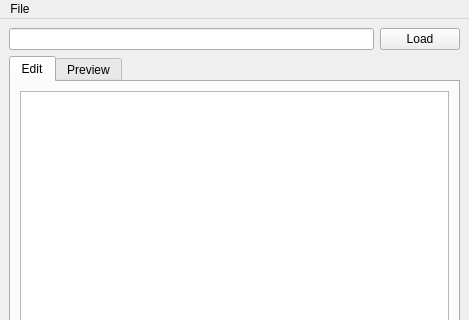
The window that weboob/applications/qwebcontentedit/ui/main_window.ui (laurentb/weboob) describes before a commit, drawn with Qt 5; both pictures show x 0 to 469 and y 0 to 320 of the 469 by 520 pixel window.
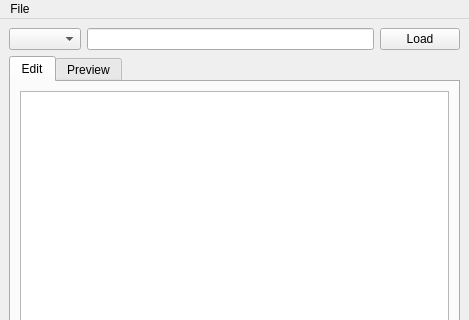
The same window after the commit.

Commit message: Adds drop-down list for choosing a backend.

What changed in the file:
```diff
--- a/weboob/applications/qwebcontentedit/ui/main_window.ui
+++ b/weboob/applications/qwebcontentedit/ui/main_window.ui
@@ -17,6 +17,13 @@
    <layout class="QVBoxLayout" name="verticalLayout">
     <item>
      <layout class="QHBoxLayout" name="horizontalLayout_2">
+      <item>
+       <widget class="QComboBox" name="backendBox">
+        <property name="editable">
+         <bool>false</bool>
+        </property>
+       </widget>
+      </item>
       <item>
        <widget class="QLineEdit" name="idEdit"/>
       </item>
```
The commit also changes 1 other file.
